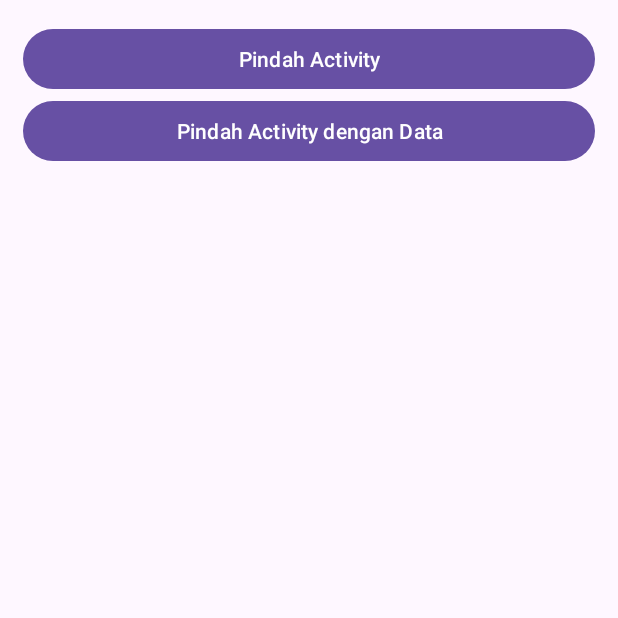
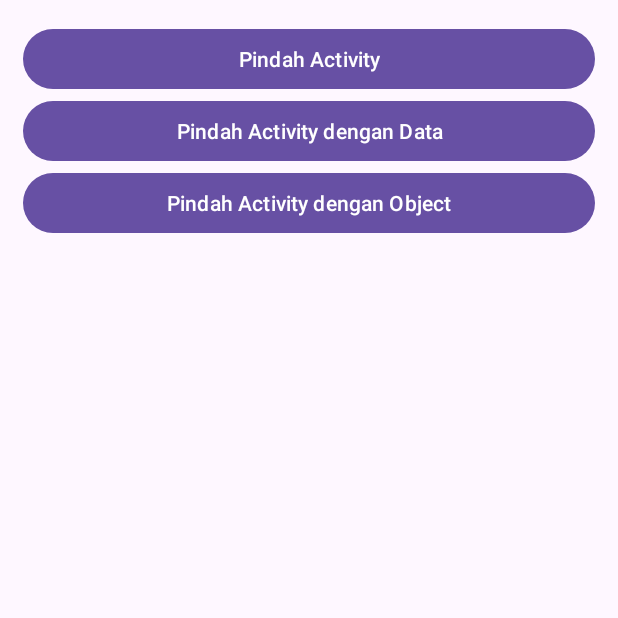
Before and after one commit to e-haikal/Dicoding-AndroidPemula, an Android app: the screen it shows after launch (MainActivity), on a phone screen of 412 x 824 dp, the top half of it. Run offline under Robolectric (Android 15) with nearby library versions, the light colour scheme and no system bars.

Commit message:
feat: add MoveWithObjectActivity

```diff
--- a/MyIntentApp/app/build.gradle.kts
+++ b/MyIntentApp/app/build.gradle.kts
@@ -1,6 +1,7 @@
 plugins {
     alias(libs.plugins.android.application)
     alias(libs.plugins.kotlin.android)
+    id("kotlin-parcelize")
 }
 
 android {
--- a/MyIntentApp/app/src/main/AndroidManifest.xml
+++ b/MyIntentApp/app/src/main/AndroidManifest.xml
@@ -12,6 +12,9 @@
         android:supportsRtl="true"
         android:theme="@style/Theme.MyIntentApp"
         tools:targetApi="31">
+        <activity
+            android:name=".MoveWithObjectActivy"
+            android:exported="false" />
         <activity
             android:name=".MoveWithDataActivity"
             android:exported="false" />
--- a/MyIntentApp/app/src/main/java/com/siaptekno/myintentapp/MoveWithDataActivity.kt
+++ b/MyIntentApp/app/src/main/java/com/siaptekno/myintentapp/MoveWithDataActivity.kt
@@ -26,8 +26,7 @@ class MoveWithDataActivity : AppCompatActivity() {
 
         val name = intent.getStringExtra(EXTRA_NAME)
         val age = intent.getIntExtra(EXTRA_AGE, 0)
-
-        val text = intent.getStringExtra(EXTRA_NAME)
+        val text = "Name : $name, Your Age : $age"
         dataReceivedTextView.text = text
 
     }
--- a/MyIntentApp/app/src/main/res/layout/activity_main.xml
+++ b/MyIntentApp/app/src/main/res/layout/activity_main.xml
@@ -26,7 +26,16 @@
         app:layout_constraintStart_toStartOf="parent"
         app:layout_constraintEnd_toEndOf="parent"
         app:layout_constraintTop_toBottomOf="@id/moveActivityButton"
+        app:layout_constraintBottom_toTopOf="@id/moveActivityObjectButton"
         android:layout_marginBottom="16dp" />
+    <Button
+        android:id="@+id/moveActivityObjectButton"
+        android:layout_width="match_parent"
+        android:layout_height="wrap_content"
+        android:text="@string/move_with_object"
+        app:layout_constraintTop_toBottomOf="@id/moveActivityWithDataButton"
+        app:layout_constraintStart_toStartOf="parent"
+        app:layout_constraintEnd_toEndOf="parent"/>
 
 
 
```
Also changed, not shown: MyIntentApp/app/src/main/java/com/siaptekno/myintentapp/MainActivity.kt (+14 -0 lines), MyIntentApp/app/src/main/java/com/siaptekno/myintentapp/MoveWithObjectActivy.kt (added, +41 -0 lines), MyIntentApp/app/src/main/java/com/siaptekno/myintentapp/Person.kt (added, +13 -0 lines), MyIntentApp/app/src/main/res/layout/activity_move_with_object_activy.xml (added, +18 -0 lines).
